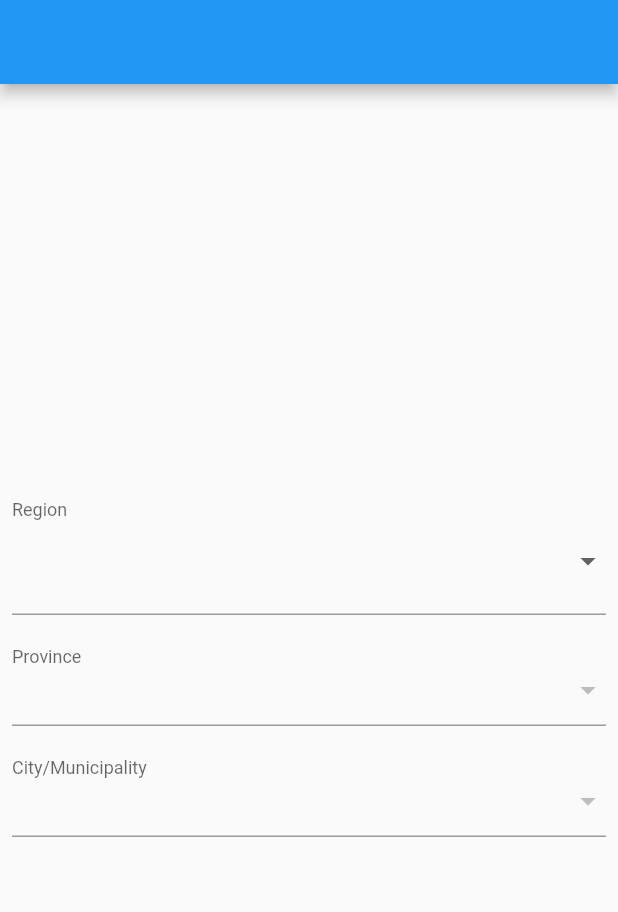
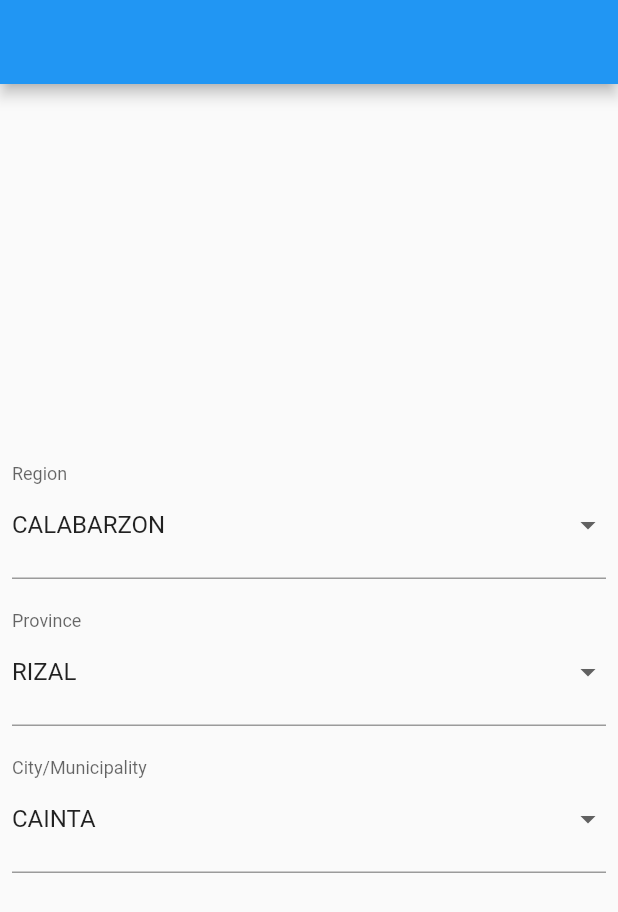
Before and after one commit to neilcabugos/psgc_picker, a Flutter app: the screen it shows after launch, on a phone screen of 412 x 824 dp. Shown: the top 912 px of the screen. Run offline on Flutter 3.47's test engine with Material 2 defaults, Android fonts, the phone set to English and light mode, and no system bars.

Commit message:
✨ Added selected values
We add selected values in order to set value for each dropdown without selecting again

```diff
--- a/example/lib/main.dart
+++ b/example/lib/main.dart
@@ -23,6 +23,9 @@ class MyApp extends StatelessWidget {
             regionLabel: 'Region',
             provinceLabel: 'Province',
             cityLabel: 'City/Municipality',
+            selectedRegion: 'CALABARZON',
+            selectedProvince: 'RIZAL',
+            selectedCity: 'CAINTA',
             spacing: 10,
             onRegionChanged: (value) => {
               // Get the selected value here
--- a/example/pubspec.yaml
+++ b/example/pubspec.yaml
@@ -37,7 +37,7 @@ dependencies:
   # Use with the CupertinoIcons class for iOS style icons.
   cupertino_icons: ^1.0.2
   psgc_picker:
-    path: ../
+    path: ../.
 
 dev_dependencies:
   flutter_test:
--- a/lib/src/psgc_picker.dart
+++ b/lib/src/psgc_picker.dart
@@ -16,10 +16,17 @@ class PsgcPicker extends StatefulWidget {
   final ValueChanged<String> onProvinceChanged;
   final ValueChanged<String> onCityChanged;
 
+  final String selectedRegion;
+  final String selectedProvince;
+  final String selectedCity;
+
   const PsgcPicker(
       {required this.onRegionChanged,
       required this.onProvinceChanged,
       required this.onCityChanged,
+      required this.selectedRegion,
+      required this.selectedProvince,
+      required this.selectedCity,
       this.spacing = 0.0,
       this.regionLabel,
       this.provinceLabel,
@@ -57,6 +64,20 @@ class _PsgcPickerState extends State<PsgcPicker> {
     _cityList = await getList('city');
     setState(() {
       _region = _regionList;
+      var selectRegion = _region.firstWhere((element) => element.name == widget.selectedRegion,
+        orElse: () => SelectionModel());
+      if (selectRegion.code != null) {
+        _applyRegion(selectRegion.code!);
+
+        var selectProvince = _province.firstWhere((element) => element.name == widget.selectedProvince,
+          orElse: () => SelectionModel());
+        if (selectProvince.code != null) _applyProvince(selectProvince.code!);
+
+        var selectCity = _city.firstWhere((element) => element.name == widget.selectedCity,
+          orElse: () => SelectionModel());
+        if (selectCity.code != null) _applyCity(selectCity.code!);
+      }
+
     });
   }
 
```
